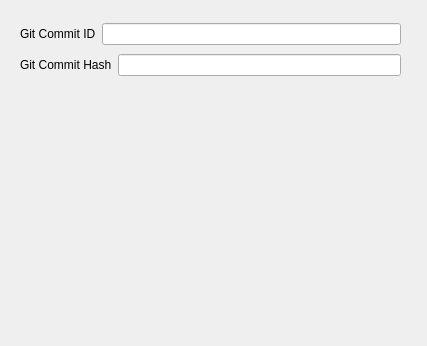
This is src/aboutview.ui in fredcooke/emstudio as Qt 5 draws it before an edit. The edited form follows.
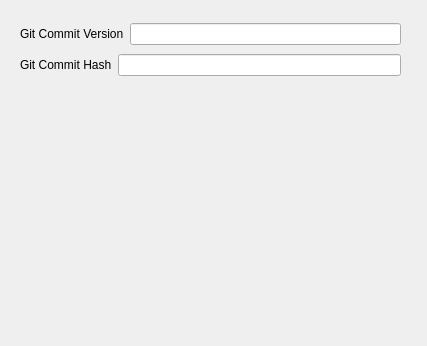
This is the edited form.

Commit message:
Fixed About dialog semantics, and fixed File->Connect per issue #585
Also made file->disconnect work too

```diff
--- a/src/aboutview.ui
+++ b/src/aboutview.ui
@@ -28,7 +28,7 @@
       <item>
        <widget class="QLabel" name="label">
         <property name="text">
-         <string>Git Commit ID</string>
+         <string>Git Commit Version</string>
         </property>
        </widget>
       </item>
```
The commit also changes 6 other files.
